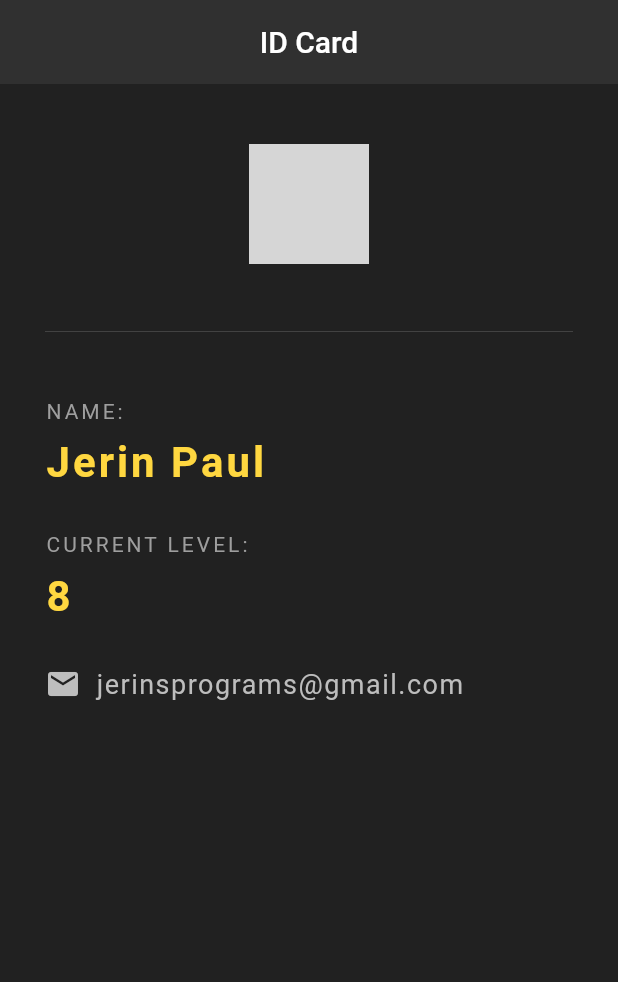
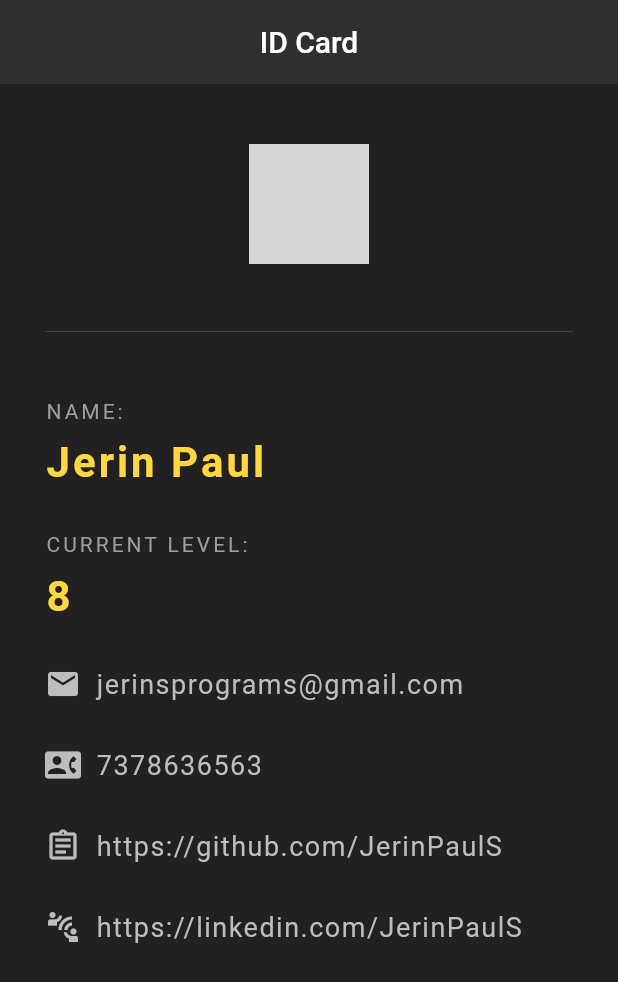
Before and after one commit to JerinPaulS/Creating-ID, a Flutter app: the screen it shows after launch, on a phone screen of 412 x 824 dp. Shown: the top 982 px of the screen. Run offline on Flutter 3.47's test engine with Material 2 defaults, Android fonts, the phone set to English and light mode, and no system bars; grey boxes are pictures that could not be loaded.

Commit message:
Created basic UI for ID

```diff
--- a/lib/main.dart
+++ b/lib/main.dart
@@ -84,6 +84,60 @@ class IDCard extends StatelessWidget {
                 )
               ],
             ),
+            SizedBox(height: 30.0,),
+            Row(
+              children: <Widget>[
+                Icon(
+                  Icons.contact_phone,
+                  color: Colors.grey[400],
+                ),
+                SizedBox(width: 10.0,),
+                Text(
+                  '7378636563',
+                  style: TextStyle(
+                    color: Colors.grey[400],
+                    fontSize: 18.0,
+                    letterSpacing: 1.0,
+                  ),
+                )
+              ],
+            ),
+            SizedBox(height: 30.0,),
+            Row(
+              children: <Widget>[
+                Icon(
+                  Icons.assignment_outlined,
+                  color: Colors.grey[400],
+                ),
+                SizedBox(width: 10.0,),
+                Text(
+                  'https://github.com/JerinPaulS',
+                  style: TextStyle(
+                    color: Colors.grey[400],
+                    fontSize: 18.0,
+                    letterSpacing: 1.0,
+                  ),
+                )
+              ],
+            ),
+            SizedBox(height: 30.0,),
+            Row(
+              children: <Widget>[
+                Icon(
+                  Icons.connect_without_contact,
+                  color: Colors.grey[400],
+                ),
+                SizedBox(width: 10.0,),
+                Text(
+                  'https://linkedin.com/JerinPaulS',
+                  style: TextStyle(
+                    color: Colors.grey[400],
+                    fontSize: 18.0,
+                    letterSpacing: 1.0,
+                  ),
+                )
+              ],
+            ),
           ],
         ),
         ),
```
